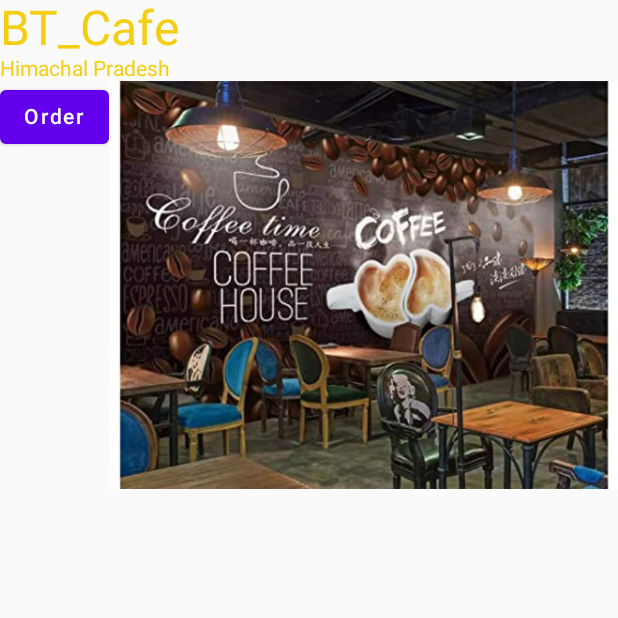
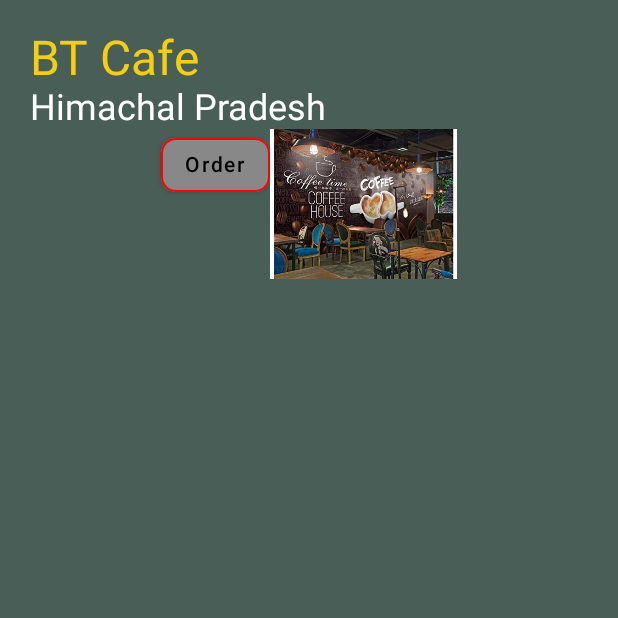
Before and after one commit to lagwalsahil21821/BTCafe, an Android app built with Jetpack Compose: the screen it shows after launch (MainActivity), on a phone screen of 412 x 824 dp, the top half of it. Run offline under Robolectric (Android 15) with nearby library versions, the phone set to English and light mode, and no system bars.

Commit message:
use of modifier to apply bg color, height, padding in compose

```diff
--- a/app/src/main/java/com/example/bt_cafe/MainActivity.kt
+++ b/app/src/main/java/com/example/bt_cafe/MainActivity.kt
@@ -3,66 +3,98 @@ package com.example.bt_cafe
 import android.os.Bundle
 import androidx.activity.ComponentActivity
 import androidx.activity.compose.setContent
+import androidx.compose.foundation.BorderStroke
 import androidx.compose.foundation.Image
-import androidx.compose.foundation.layout.Column
-import androidx.compose.foundation.layout.Row
-import androidx.compose.foundation.layout.fillMaxSize
-import androidx.compose.material.Button
-import androidx.compose.material.MaterialTheme
-import androidx.compose.material.Surface
-import androidx.compose.material.Text
+import androidx.compose.foundation.background
+import androidx.compose.foundation.layout.*
+import androidx.compose.foundation.shape.RoundedCornerShape
+import androidx.compose.material.*
 import androidx.compose.runtime.Composable
+import androidx.compose.ui.Alignment
 import androidx.compose.ui.Modifier
 import androidx.compose.ui.graphics.Color
+import androidx.compose.ui.graphics.Color.Companion.Gray
 import androidx.compose.ui.res.painterResource
 import androidx.compose.ui.res.stringResource
 import androidx.compose.ui.tooling.preview.Preview
+import androidx.compose.ui.unit.dp
 import androidx.compose.ui.unit.sp
 import com.example.bt_cafe.ui.theme.BT_CafeTheme
+import org.intellij.lang.annotations.JdkConstants
 
 class MainActivity : ComponentActivity() {
     override fun onCreate(savedInstanceState: Bundle?) {
         super.onCreate(savedInstanceState)
         setContent {
-            /*BT_CafeTheme {
-                // A surface container using the 'background' color from the theme
+            BT_CafeTheme {
                 Surface(
                     modifier = Modifier.fillMaxSize(),
-                    color = MaterialTheme.colors.background
-                ) {
-                    RestaurantName(
-                        name = stringResource(id = R.string.title),
-                        size = 32
-                    )
-                }
-            }*/
+                    color = MaterialTheme.colors.background) {
+                        UpperPart()
+                    }
+            }
 
-            // layout: column, row, box
-            Column() {
-                Text(
-                    text = stringResource(id = R.string.title),
-                    color = Color(0xFFF4CE14),
-                    fontSize = 32.sp
-                )
 
-                Text(
-                    text = stringResource(id = R.string.location),
-                    color = Color(0xFFF4CE14)
-                )
 
-                Row() {
-                    Button(onClick = { /*TODO*/ }) {
-                        Text(text = stringResource(id = R.string.order))
-                    }
-                    Image(painter = painterResource(id = R.drawable.cafe), contentDescription = "")
-                }
-            }
 
 
         }
     }
 }
 
+@Composable
+fun UpperPart(){
+    // layout: column, row, box
+    Column(
+        Modifier
+            .fillMaxSize()
+            .background(Color(0xFF495E57)),
+        verticalArrangement = Arrangement.Top,
+        horizontalAlignment = Alignment.Start
+    ) {
+        Text(
+            text = stringResource(id = R.string.title),
+            color = Color(0xFFF4CE14),
+            fontSize = 32.sp,
+            modifier = Modifier.padding(start = 20.dp, top = 20.dp)
+        )
+
+        Text(
+            text = stringResource(id = R.string.location),
+            fontSize = 24.sp,
+            color = Color(0xFFFFFFFF),
+            modifier = Modifier.padding(start = 20.dp)
+        )
+
+        Row(
+            Modifier.fillMaxSize(),
+            horizontalArrangement = Arrangement.Center
+        ) {
+            Button(
+                onClick = { /*TODO*/ },
+                border = BorderStroke(1.dp, Color.Red),
+                shape = RoundedCornerShape(10.dp),
+                colors = ButtonDefaults.buttonColors(backgroundColor = Color.Gray)
+            ) {
+                Text(text = stringResource(id = R.string.order))
+            }
+
+            Image(
+                painter = painterResource(id = R.drawable.cafe),
+                contentDescription = "",
+                Modifier.height(100.dp)
+            )
+
+
+        }
+    }
+}
+
+@Preview(showBackground = true)
+@Composable
+fun UpperPartPreview(){
+    UpperPart()
+}
 
 /*
 @Composable
--- a/app/src/main/res/values/strings.xml
+++ b/app/src/main/res/values/strings.xml
@@ -1,6 +1,6 @@
 <resources>
-    <string name="title">BT_Cafe</string>
-    <string name="app_name">BT_Cafe</string>
+    <string name="title">BT Cafe</string>
+    <string name="app_name">BT Cafe</string>
     <string name="location">Himachal Pradesh</string>
     <string name="order">Order</string>
 </resources>
```
